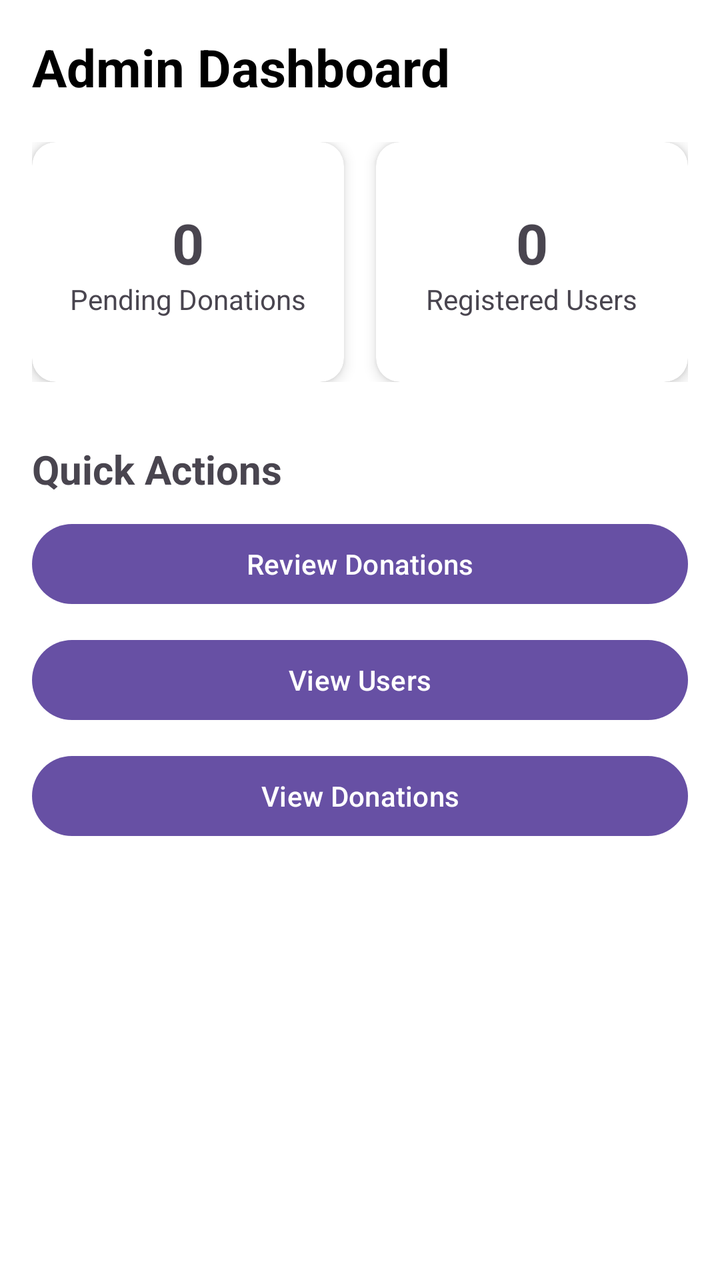
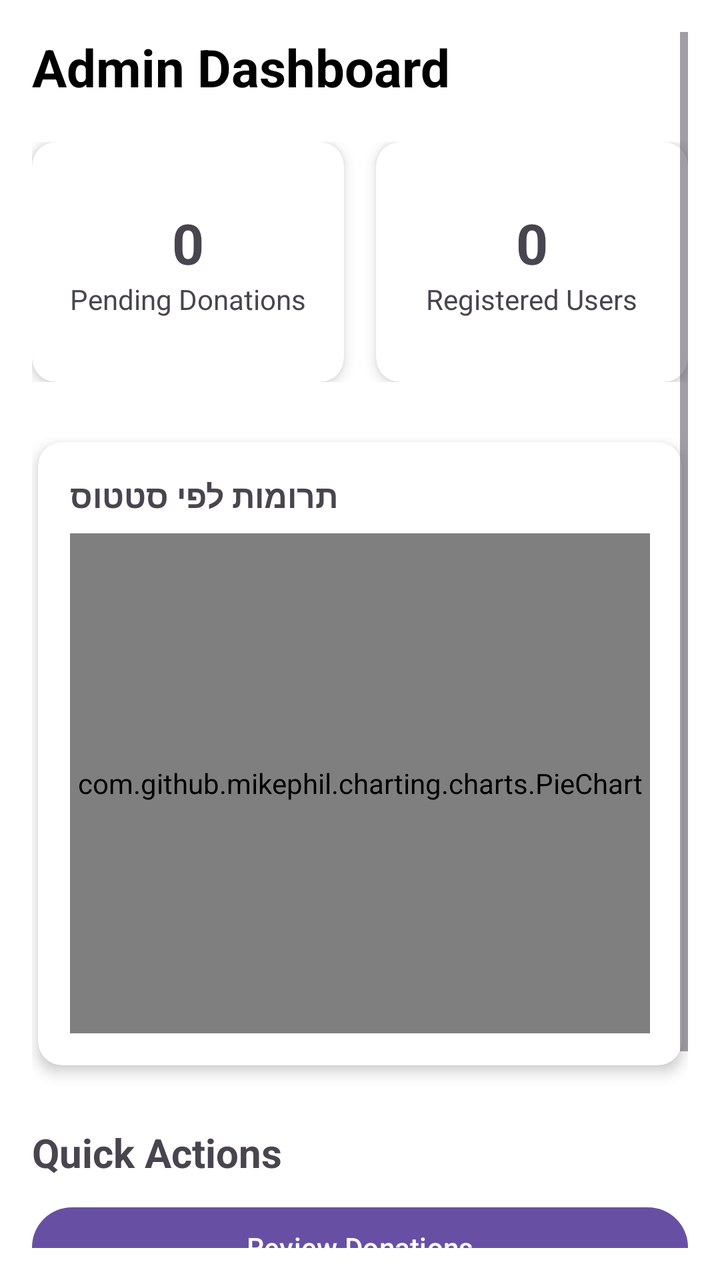

The first picture is an Android layout as it rendered before a commit; the second is the same layout after the commit. The layout source and the unified diff follow.
<!-- AndroidManifest.xml: application theme Theme.SecondStoryProject -->
<!-- res/layout/activity_admin_main.xml -->
<?xml version="1.0" encoding="utf-8"?>
<ScrollView xmlns:android="http://schemas.android.com/apk/res/android"
    xmlns:app="http://schemas.android.com/apk/res-auto"
    xmlns:tools="http://schemas.android.com/tools"
    android:id="@+id/main"
    android:layout_width="match_parent"
    android:layout_height="match_parent"
    android:padding="16dp"
    android:background="#FFFFFF"
    tools:context=".screens.AdminMainActivity">

    <LinearLayout
        android:layout_width="match_parent"
        android:layout_height="wrap_content"
        android:orientation="vertical">

        
        <TextView
            android:layout_width="wrap_content"
            android:layout_height="wrap_content"
            android:text="Admin Dashboard"
            android:textSize="26sp"
            android:textStyle="bold"
            android:textColor="@color/black"
            android:layout_marginBottom="20dp"/>

        
        <LinearLayout
            android:layout_width="match_parent"
            android:layout_height="wrap_content"
            android:orientation="horizontal"
            android:weightSum="2">

            <androidx.cardview.widget.CardView
                android:layout_width="0dp"
                android:layout_height="120dp"
                android:layout_weight="1"
                android:layout_marginEnd="8dp"
                app:cardCornerRadius="12dp"
                app:cardElevation="4dp">

                <LinearLayout
                    android:layout_width="match_parent"
                    android:layout_height="match_parent"
                    android:orientation="vertical"
                    android:gravity="center">

                    <TextView
                        android:id="@+id/tv_pending_donations"
                        android:text="0"
                        android:textSize="28sp"
                        android:textStyle="bold"
                        android:layout_width="wrap_content"
                        android:layout_height="wrap_content"/>

                    <TextView
                        android:layout_width="wrap_content"
                        android:layout_height="wrap_content"
                        android:text="Pending Donations"
                        android:textSize="14sp"/>

                </LinearLayout>

            </androidx.cardview.widget.CardView>

            <androidx.cardview.widget.CardView
                android:layout_width="0dp"
                android:layout_height="120dp"
                android:layout_weight="1"
                android:layout_marginStart="8dp"
                app:cardCornerRadius="12dp"
                app:cardElevation="4dp">

                <LinearLayout
                    android:layout_width="match_parent"
                    android:layout_height="match_parent"
                    android:orientation="vertical"
                    android:gravity="center">

                    <TextView
                        android:id="@+id/tv_users_count"
                        android:text="0"
                        android:textSize="28sp"
                        android:textStyle="bold"
                        android:layout_width="wrap_content"
                        android:layout_height="wrap_content"/>

                    <TextView
                        android:layout_width="wrap_content"
                        android:layout_height="wrap_content"
                        android:text="Registered Users"
                        android:textSize="14sp"/>

                </LinearLayout>

            </androidx.cardview.widget.CardView>

        </LinearLayout>


        
        <TextView
            android:layout_width="wrap_content"
            android:layout_height="wrap_content"
            android:text="Quick Actions"
            android:textSize="20sp"
            android:textStyle="bold"
            android:layout_marginTop="30dp"
            android:layout_marginBottom="10dp"/>


        <Button
            android:id="@+id/btn_accept_donations"
            android:layout_width="match_parent"
            android:layout_height="wrap_content"
            android:text="Review Donations"
            android:layout_marginBottom="10dp"/>

        <Button
            android:id="@+id/btn_users_list"
            android:layout_width="match_parent"
            android:layout_height="wrap_content"
            android:text="View Users"
            android:layout_marginBottom="10dp"/>

        <Button
            android:id="@+id/btn_donation_list"
            android:layout_width="match_parent"
            android:layout_height="wrap_content"
            android:text="View Donations"/>
    </LinearLayout>

</ScrollView>
<!-- resources referenced by this layout -->
<resources>
  <color name="black">#FF000000</color>
  <style name="Theme.SecondStoryProject" parent="Base.Theme.SecondStoryProject" />
  <style name="Base.Theme.SecondStoryProject" parent="Theme.Material3.DayNight.NoActionBar">
          
          
      </style>
</resources>

<!-- the commit's change to res/layout/activity_admin_main.xml (unified diff, before → after) -->
@@ -97,6 +97,38 @@
 
         </LinearLayout>
 
+        <androidx.cardview.widget.CardView
+            android:layout_width="match_parent"
+            android:layout_height="wrap_content"
+            android:layout_weight="1"
+            android:layout_marginTop="30dp"
+            app:cardCornerRadius="12dp"
+            app:cardElevation="4dp"
+            android:layout_marginStart="3dp"
+            android:layout_marginEnd="3dp">
+
+            <LinearLayout
+                android:layout_width="match_parent"
+                android:layout_height="wrap_content"
+                android:orientation="vertical"
+                android:padding="16dp">
+
+                <TextView
+                    android:layout_width="wrap_content"
+                    android:layout_height="wrap_content"
+                    android:text="תרומות לפי סטטוס"
+                    android:textSize="16sp"
+                    android:textStyle="bold"
+                    android:layout_marginBottom="8dp"/>
+
+                <com.github.mikephil.charting.charts.PieChart
+                    android:id="@+id/pie_chart"
+                    android:layout_width="match_parent"
+                    android:layout_height="250dp"/>
+
+            </LinearLayout>
+
+        </androidx.cardview.widget.CardView>
 
         
         <TextView
